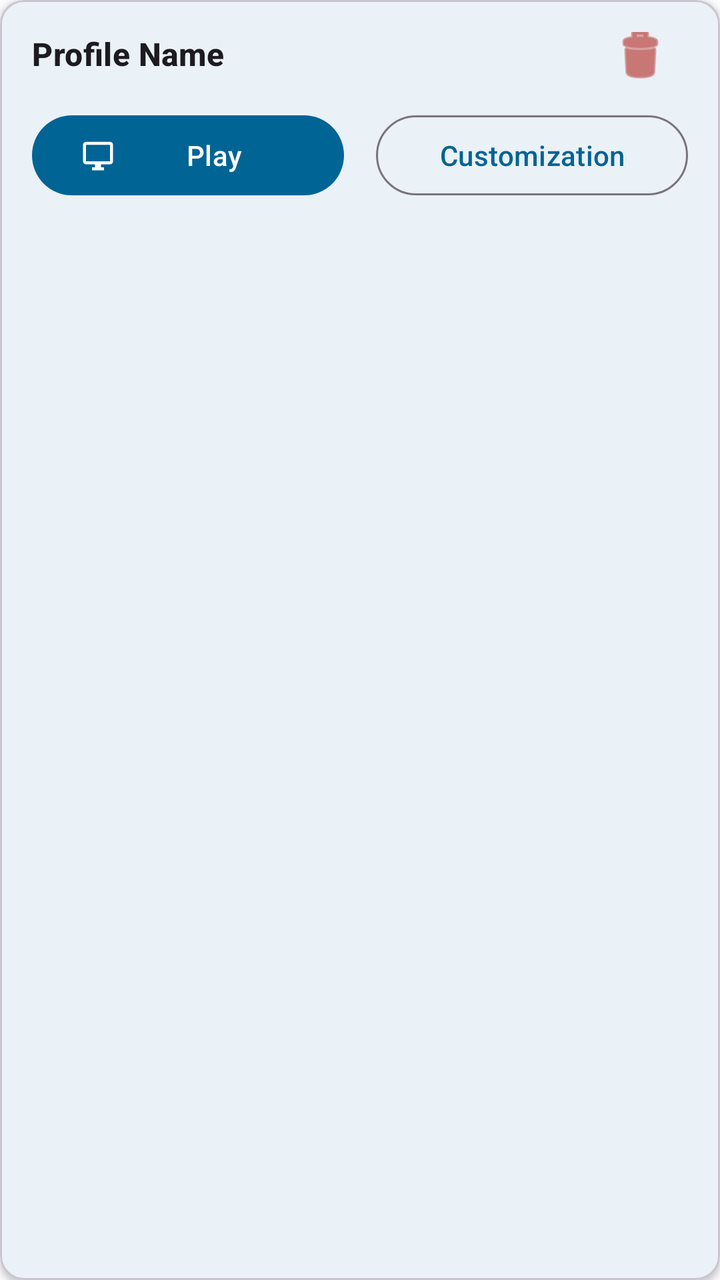
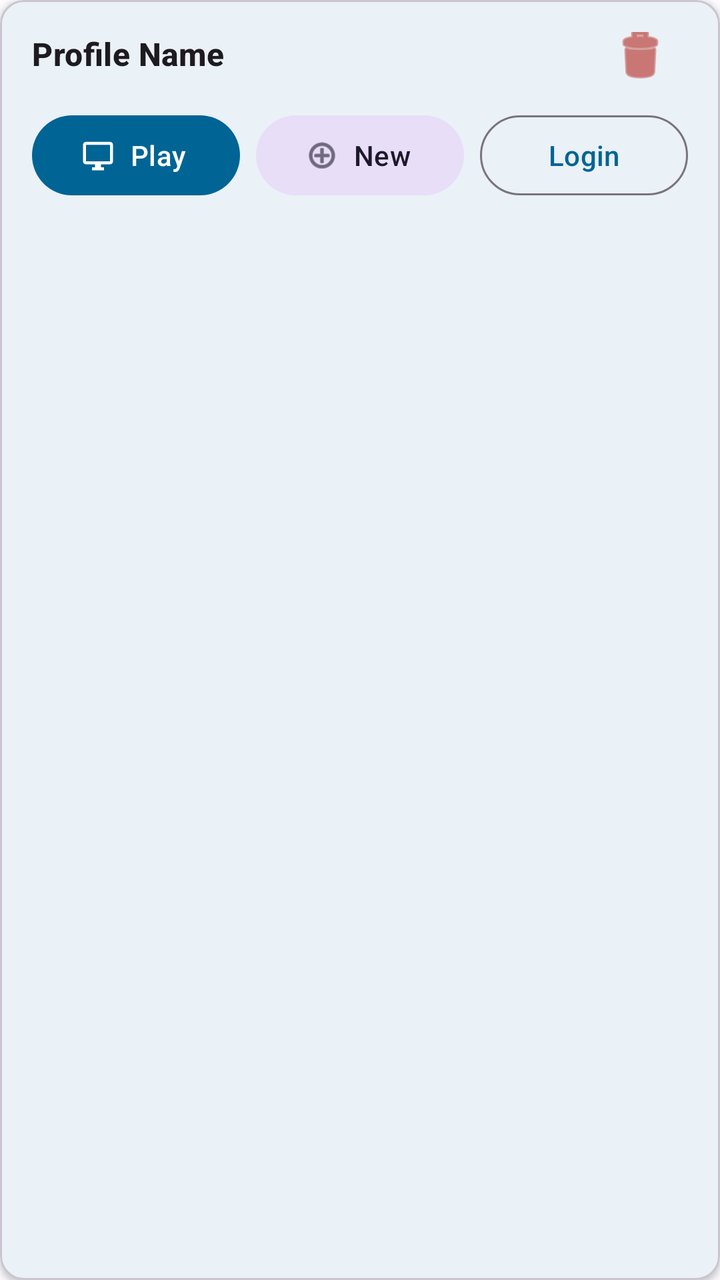

Two renders of the same Android screen: before a commit and after it. Below are the layout's source before the change and the commit's diff.
<!-- AndroidManifest.xml: application theme Theme.WebWorkspace -->
<!-- res/layout/item_profile.xml -->
<?xml version="1.0" encoding="utf-8"?>
<com.google.android.material.card.MaterialCardView xmlns:android="http://schemas.android.com/apk/res/android"
    xmlns:app="http://schemas.android.com/apk/res-auto"
    android:layout_width="match_parent"
    android:layout_height="wrap_content"
    android:layout_marginHorizontal="16dp"
    android:layout_marginVertical="8dp"
    app:cardCornerRadius="12dp"
    app:cardElevation="2dp">

    <androidx.constraintlayout.widget.ConstraintLayout
        android:layout_width="match_parent"
        android:layout_height="wrap_content"
        android:padding="16dp">

        <TextView
            android:id="@+id/tvProfileName"
            android:layout_width="0dp"
            android:layout_height="wrap_content"
            android:text="Profile Name"
            android:textAppearance="?attr/textAppearanceTitleMedium"
            android:textStyle="bold"
            app:layout_constraintEnd_toStartOf="@+id/btnDelete"
            app:layout_constraintStart_toStartOf="parent"
            app:layout_constraintTop_toTopOf="parent" />

        <ImageButton
            android:id="@+id/btnDelete"
            android:layout_width="48dp"
            android:layout_height="48dp"
            android:background="?attr/selectableItemBackgroundBorderless"
            android:contentDescription="@string/action_delete"
            android:src="@android:drawable/ic_menu_delete"
            app:layout_constraintEnd_toEndOf="parent"
            app:layout_constraintTop_toTopOf="parent"
            app:layout_constraintBottom_toBottomOf="@+id/tvProfileName"
            app:tint="?attr/colorError" />

        <LinearLayout
            android:layout_width="match_parent"
            android:layout_height="wrap_content"
            android:layout_marginTop="16dp"
            android:orientation="horizontal"
            android:weightSum="2"
            app:layout_constraintTop_toBottomOf="@+id/tvProfileName">

            <com.google.android.material.button.MaterialButton
                android:id="@+id/btnPlay"
                android:layout_width="0dp"
                android:layout_height="wrap_content"
                android:layout_weight="1"
                android:layout_marginEnd="8dp"
                android:text="Play"
                app:icon="@drawable/ic_desktop" />

            <com.google.android.material.button.MaterialButton
                android:id="@+id/btnCustomize"
                style="@style/Widget.Material3.Button.OutlinedButton"
                android:layout_width="0dp"
                android:layout_height="wrap_content"
                android:layout_weight="1"
                android:layout_marginStart="8dp"
                android:text="Customization" />
        </LinearLayout>
    </androidx.constraintlayout.widget.ConstraintLayout>
</com.google.android.material.card.MaterialCardView>
<!-- resources referenced by this layout -->
<resources>
  <!-- drawable ic_desktop (drawable) -->
  <vector xmlns:android="http://schemas.android.com/apk/res/android"
      android:width="24dp"
      android:height="24dp"
      android:viewportWidth="24"
      android:viewportHeight="24">
      <path
          android:fillColor="#000000"
          android:pathData="M20,3H4C2.9,3 2,3.9 2,5v11c0,1.1 0.9,2 2,2h6v2H8v2h8v-2h-2v-2h6c1.1,0 2,-0.9 2,-2V5c0,-1.1 -0.9,-2 -2,-2zM20,16H4V5h16v11z"/>
  </vector>
  <string name="action_delete">Delete</string>
  <style name="Theme.WebWorkspace" parent="Base.Theme.WebWorkspace" />
  <style name="Base.Theme.WebWorkspace" parent="Theme.Material3.DayNight">
          
          <item name="colorPrimary">@color/md_theme_light_primary</item>
          <item name="colorOnPrimary">@color/md_theme_light_onPrimary</item>
          <item name="colorPrimaryContainer">@color/md_theme_light_primaryContainer</item>
          <item name="colorOnPrimaryContainer">@color/md_theme_light_onPrimaryContainer</item>
          <item name="android:colorBackground">@color/md_theme_light_background</item>
          <item name="colorOnBackground">@color/md_theme_light_onBackground</item>
          <item name="colorSurface">@color/md_theme_light_surface</item>
          <item name="colorOnSurface">@color/md_theme_light_onSurface</item>
      </style>
  <color name="md_theme_light_primary">#006494</color>
  <color name="md_theme_light_onPrimary">#FFFFFF</color>
  <color name="md_theme_light_primaryContainer">#CBE6FF</color>
  <color name="md_theme_light_onPrimaryContainer">#001E30</color>
  <color name="md_theme_light_background">#FCFCFF</color>
  <color name="md_theme_light_onBackground">#1A1C1E</color>
  <color name="md_theme_light_surface">#FCFCFF</color>
  <color name="md_theme_light_onSurface">#1A1C1E</color>
</resources>

<!-- the commit's change to res/layout/item_profile.xml (unified diff, before → after) -->
@@ -41,7 +41,7 @@
             android:layout_height="wrap_content"
             android:layout_marginTop="16dp"
             android:orientation="horizontal"
-            android:weightSum="2"
+            android:weightSum="3"
             app:layout_constraintTop_toBottomOf="@+id/tvProfileName">
 
             <com.google.android.material.button.MaterialButton
@@ -49,9 +49,21 @@
                 android:layout_width="0dp"
                 android:layout_height="wrap_content"
                 android:layout_weight="1"
-                android:layout_marginEnd="8dp"
+                android:layout_marginEnd="4dp"
                 android:text="Play"
-                app:icon="@drawable/ic_desktop" />
+                app:icon="@drawable/ic_desktop"
+                app:iconPadding="4dp" />
+
+            <com.google.android.material.button.MaterialButton
+                android:id="@+id/btnNewSession"
+                style="@style/Widget.Material3.Button.TonalButton"
+                android:layout_width="0dp"
+                android:layout_height="wrap_content"
+                android:layout_weight="1"
+                android:layout_marginHorizontal="4dp"
+                android:text="New"
+                app:icon="@android:drawable/ic_menu_add"
+                app:iconPadding="4dp" />
 
             <com.google.android.material.button.MaterialButton
                 android:id="@+id/btnCustomize"
@@ -59,8 +71,8 @@
                 android:layout_width="0dp"
                 android:layout_height="wrap_content"
                 android:layout_weight="1"
-                android:layout_marginStart="8dp"
-                android:text="Customization" />
+                android:layout_marginStart="4dp"
+                android:text="Login" />
         </LinearLayout>
     </androidx.constraintlayout.widget.ConstraintLayout>
 </com.google.android.material.card.MaterialCardView>
